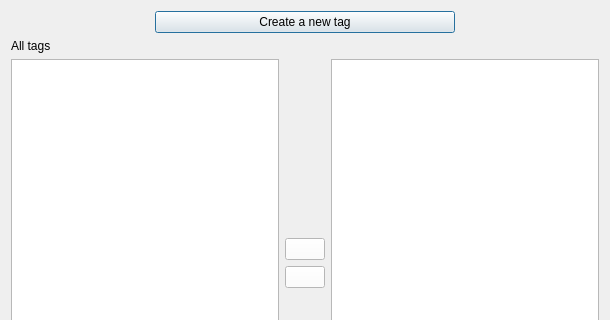
Before: the Qt Designer form galacteek/ui/forms/iptagsmanager.ui in pinnaculum/galacteek, drawn with Qt 5; both pictures show x 0 to 610 and y 0 to 320 of the 610 by 525 pixel window.
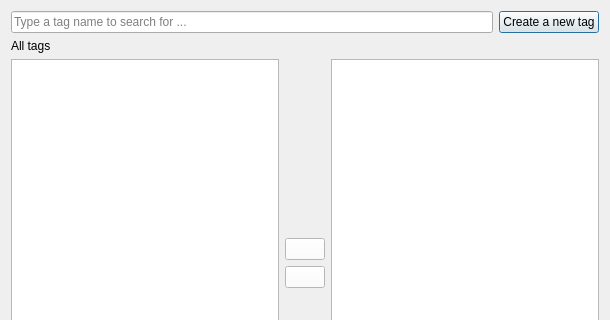
After: the same form once the commit is applied. Icons and pictures are not drawn.

Diff of the .ui file:
```diff
--- a/galacteek/ui/forms/iptagsmanager.ui
+++ b/galacteek/ui/forms/iptagsmanager.ui
@@ -16,6 +16,13 @@
   <layout class="QVBoxLayout" name="verticalLayout_2">
    <item>
     <layout class="QHBoxLayout" name="horizontalLayout_2">
+     <item>
+      <widget class="QLineEdit" name="tagSearchLine">
+       <property name="placeholderText">
+        <string>Type a tag name to search for ...</string>
+       </property>
+      </widget>
+     </item>
      <item>
       <widget class="QPushButton" name="createTagButton">
        <property name="maximumSize">
```
Left out of the diff: 7 changed lines with no effect on the pictures.
